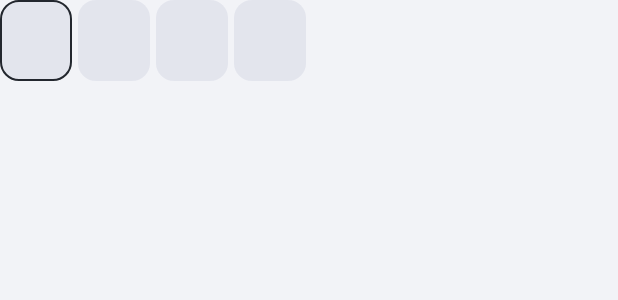
After one commit to ArMkrtchyan/Design-system-and-components, an Android app: the layout widget_pin_input.xml on its own in the app's theme, with its tools: preview values and no code run, on a phone screen of 412 x 824 dp. The commit adds this screen. Shown: the top 300 px of the screen. Run offline under Robolectric (Android 15) with nearby library versions, the phone set to English and light mode, and no system bars.

Commit message:
created ui for Pin input AD-4601

```diff
--- /dev/null
+++ b/component/src/main/res/layout/widget_pin_input.xml
@@ -0,0 +1,43 @@
+<?xml version="1.0" encoding="utf-8"?>
+<LinearLayout xmlns:android="http://schemas.android.com/apk/res/android"
+    xmlns:app="http://schemas.android.com/apk/res-auto"
+    android:layout_width="wrap_content"
+    android:layout_height="wrap_content"
+    android:orientation="horizontal"
+    android:weightSum="4">
+
+    <am.acba.component.input.PrimaryInput
+        android:layout_width="48dp"
+        android:layout_height="60dp"
+        android:layout_weight="1"
+        android:enabled="true"
+        app:counterEnabled="true"
+        app:counterMaxLength="1" />
+
+    <am.acba.component.input.PrimaryInput
+        android:layout_width="48dp"
+        android:layout_height="60dp"
+        android:layout_marginStart="@dimen/radius_4"
+        android:layout_weight="1"
+        android:enabled="true"
+        app:counterEnabled="true"
+        app:counterMaxLength="1" />
+
+    <am.acba.component.input.PrimaryInput
+        android:layout_width="48dp"
+        android:layout_height="60dp"
+        android:layout_marginStart="@dimen/radius_4"
+        android:layout_weight="1"
+        android:enabled="true"
+        app:counterEnabled="true"
+        app:counterMaxLength="1" />
+
+    <am.acba.component.input.PrimaryInput
+        android:layout_width="48dp"
+        android:layout_height="60dp"
+        android:layout_marginStart="@dimen/radius_4"
+        android:layout_weight="1"
+        android:enabled="true"
+        app:counterEnabled="true"
+        app:counterMaxLength="1" />
+</LinearLayout>
--- a/component/src/main/res/values/attrs.xml
+++ b/component/src/main/res/values/attrs.xml
@@ -18,6 +18,7 @@
         <attr name="primaryImageViewStyle" format="reference" />
         <attr name="primaryRadioButtonStyle" format="reference" />
         <attr name="primaryTextViewStyle" format="reference" />
+        <attr name="pinInputStyle" format="reference" />
 
         <!-- Backgrounds -->
         <attr name="backgroundBase" format="color" />
@@ -133,4 +134,9 @@
     <declare-styleable name="PrimaryImageView">
         <attr name="isPreventClick" />
     </declare-styleable>
+
+    <declare-styleable name="PinInput">
+
+    </declare-styleable>
+
 </resources>
--- a/component/src/main/res/values/base_theme_style.xml
+++ b/component/src/main/res/values/base_theme_style.xml
@@ -25,6 +25,7 @@
         <item name="primaryRadioButtonStyle">@style/RadioButton.Primary</item>
         <item name="primaryTextViewStyle">@style/TextView.Primary</item>
         <item name="exchangeRatesStyle">@style/ExchangeRatesStyle</item>
+        <item name="pinInputStyle">@style/PinInputStyle</item>
 
         <!-- Backgrounds -->
         <item name="backgroundBase">@color/BlueGrey_50</item>
--- a/component/src/main/res/values/input_styles.xml
+++ b/component/src/main/res/values/input_styles.xml
@@ -42,6 +42,12 @@
         <item name="cursorErrorColor">?attr/backgroundBrand</item>
     </style>
 
+    <style name="BasePinInputStyle">
+
+    </style>
+
+    <style name="PinInputStyle" parent="BasePinInputStyle" />
+
     <style name="Input.Style.Search" parent="BasePrimarySearchInputStyle" />
 
     <style name="Input.Style.Primary" parent="BasePrimaryInputStyle" />
```
Also changed, not shown: app/src/main/res/layout/activity_main.xml (+7 -0 lines), component/src/main/java/am/acba/component/input/PinInput.kt (added, +29 -0 lines).
